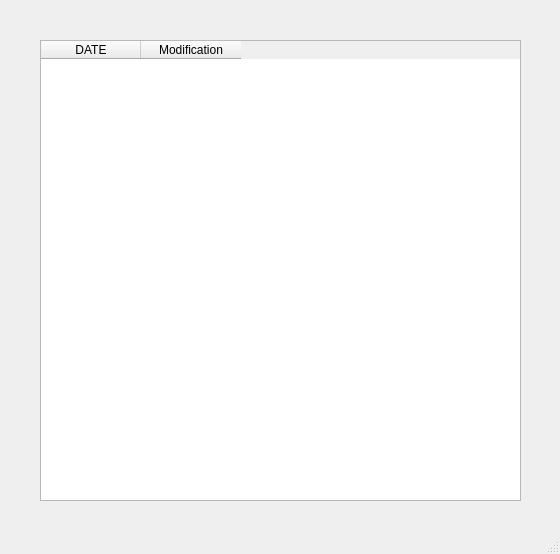
The window that Sploks/views/historylist.ui (alhelo-93/TPI-SPLOKS) describes before a commit, drawn with Qt 5.
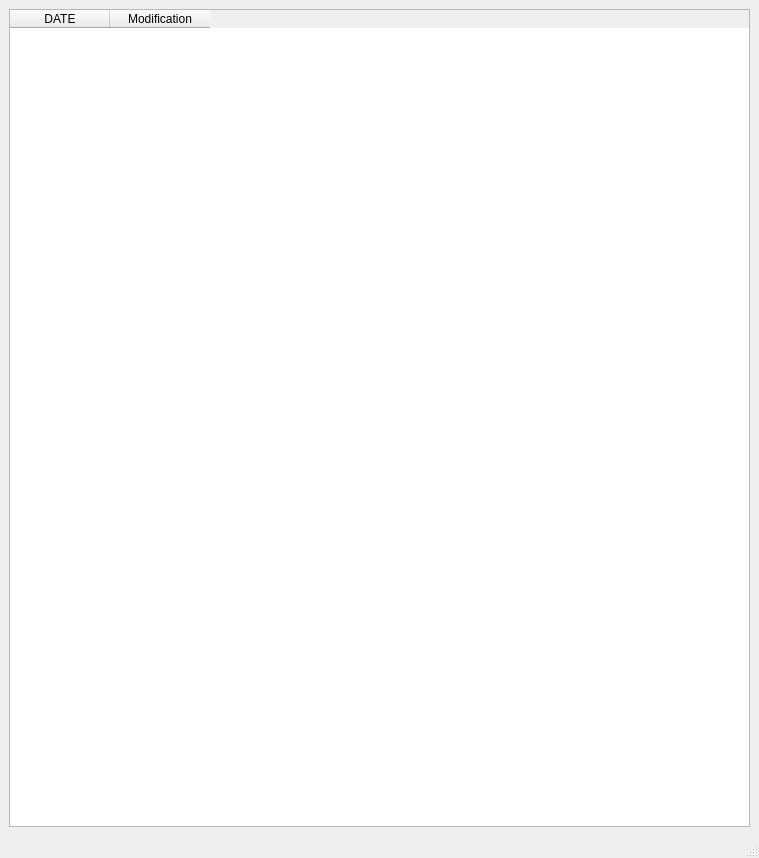
The same window after the commit.

The edit to the form file:
```diff
--- a/Sploks/views/historylist.ui
+++ b/Sploks/views/historylist.ui
@@ -6,23 +6,17 @@
    <rect>
     <x>0</x>
     <y>0</y>
-    <width>560</width>
-    <height>554</height>
+    <width>759</width>
+    <height>858</height>
    </rect>
   </property>
   <property name="windowTitle">
    <string>MainWindow</string>
   </property>
   <widget class="QWidget" name="centralwidget">
+   <layout class="QGridLayout" name="gridLayout">
+    <item row="0" column="0">
    <widget class="QTableWidget" name="tblModifcation">
-    <property name="geometry">
-     <rect>
-      <x>40</x>
-      <y>40</y>
-      <width>481</width>
-      <height>461</height>
-     </rect>
-    </property>
     <column>
      <property name="text">
       <string>DATE</string>
@@ -34,6 +28,8 @@
      </property>
     </column>
    </widget>
+    </item>
+   </layout>
   </widget>
   <widget class="QStatusBar" name="statusbar"/>
  </widget>
```
Lines whose indentation alone changed are shown as unchanged.
